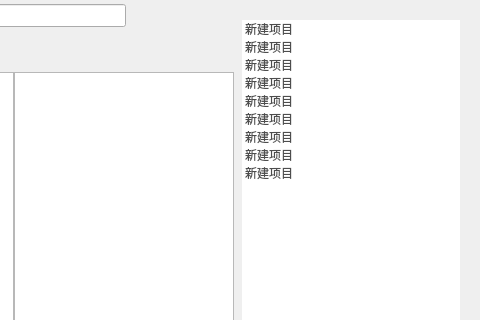
The window that src/views/markdowneditorwidget.ui (Gitnoter/Gitnoter) describes before a commit, drawn with Qt 5; both pictures show x 227 to 707 and y 0 to 320 of the 707 by 460 pixel window.
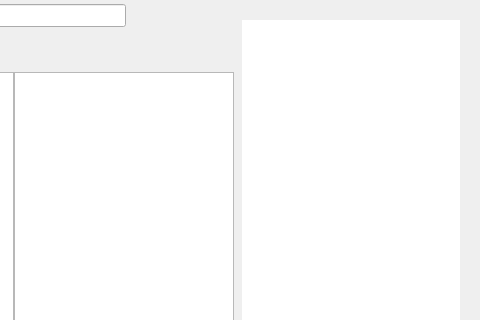
The same window after the commit. Icons and pictures are not drawn. Custom widgets are drawn as their Qt base class.

Commit message: delete useless data

The edit to the form file:
```diff
--- a/src/views/markdowneditorwidget.ui
+++ b/src/views/markdowneditorwidget.ui
@@ -991,71 +991,6 @@
            <string notr="true">1</string>
           </property>
          </column>
-         <item>
-          <property name="text">
-           <string>新建项目</string>
-          </property>
-         </item>
-         <item>
-          <property name="text">
-           <string>新建项目</string>
-          </property>
-         </item>
-         <item>
-          <property name="text">
-           <string>新建项目</string>
-          </property>
-         </item>
-         <item>
-          <property name="text">
-           <string>新建项目</string>
-          </property>
-          <item>
-           <property name="text">
-            <string>新建子项目</string>
-           </property>
-           <item>
-            <property name="text">
-             <string>新建子项目</string>
-            </property>
-           </item>
-          </item>
-         </item>
-         <item>
-          <property name="text">
-           <string>新建项目</string>
-          </property>
-         </item>
-         <item>
-          <property name="text">
-           <string>新建项目</string>
-          </property>
-         </item>
-         <item>
-          <property name="text">
-           <string>新建项目</string>
-          </property>
-          <item>
-           <property name="text">
-            <string>新建子项目</string>
-           </property>
-           <item>
-            <property name="text">
-             <string>新建子项目</string>
-            </property>
-           </item>
-          </item>
-         </item>
-         <item>
-          <property name="text">
-           <string>新建项目</string>
-          </property>
-         </item>
-         <item>
-          <property name="text">
-           <string>新建项目</string>
-          </property>
-         </item>
         </widget>
        </item>
       </layout>
```
